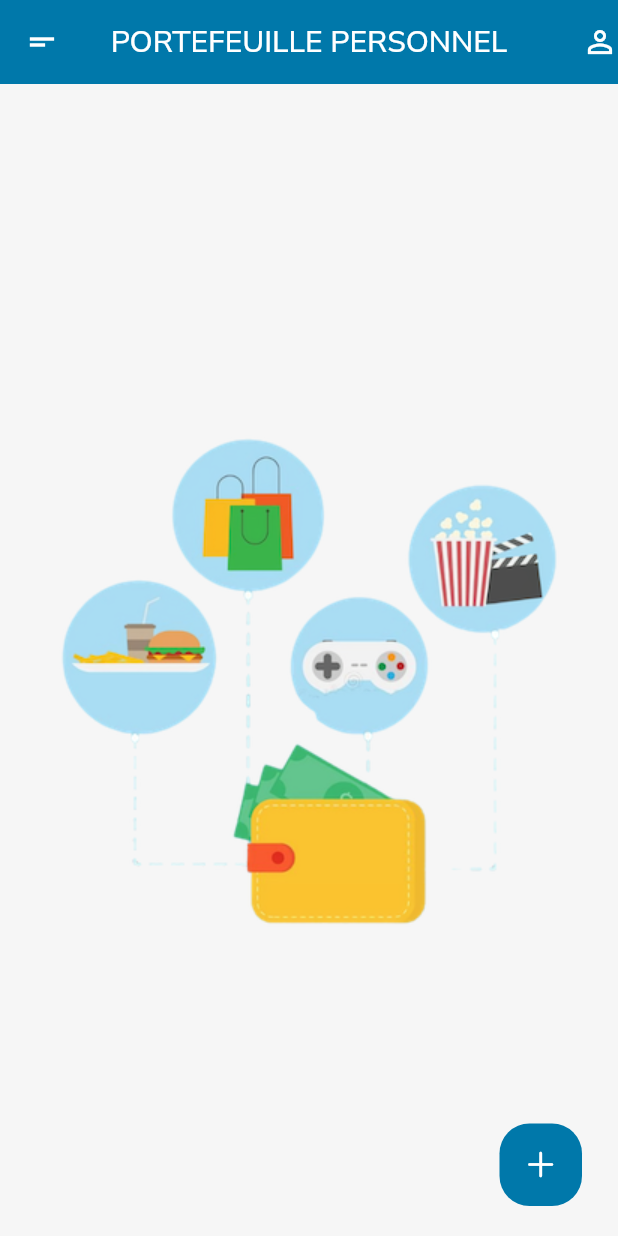
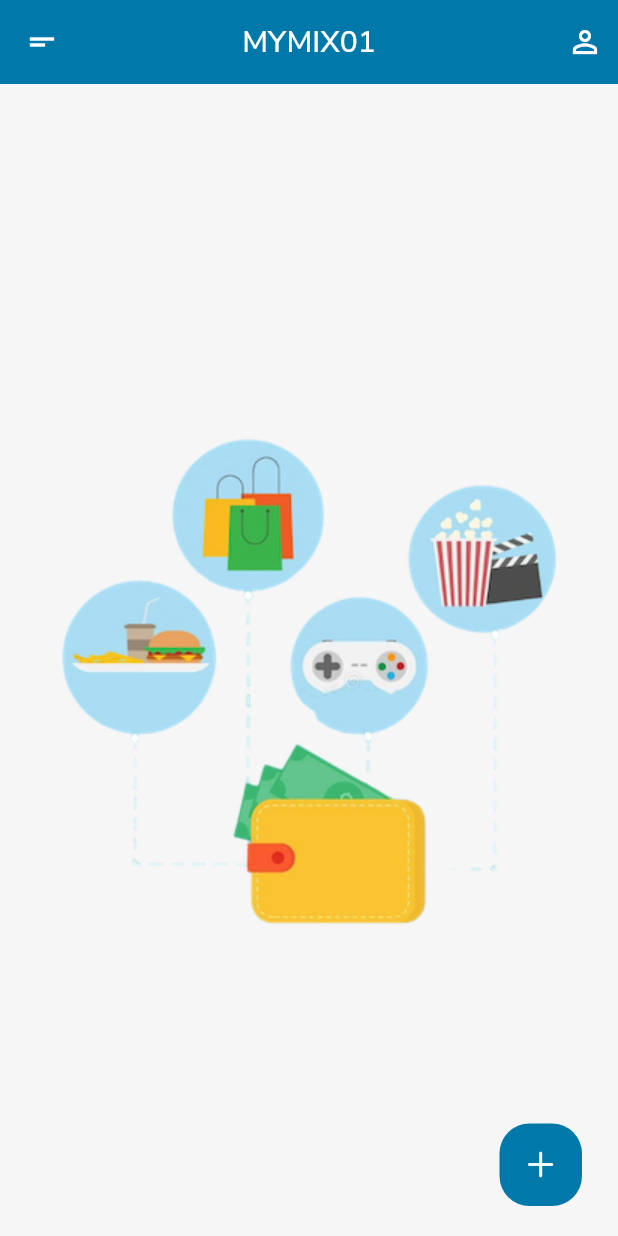
Before and after one commit to aurelienbono/Kamte, a Flutter app: the screen it shows after launch, on a phone screen of 412 x 824 dp. Run offline on Flutter 3.47's test engine with Material 2 defaults, Android fonts, the phone set to English and light mode, and no system bars; our stand-ins replace flutter_slidable, google_fonts, share_plus, sqflite; accounts and stored records are empty.

Commit message:
add padding to action icon on appbar

```diff
--- a/lib/database_helper.dart
+++ b/lib/database_helper.dart
@@ -167,10 +167,9 @@ Future<List> getTodoShare(int taskId) async{
   List<Map<String, Object?>> todoMap = await _db.rawQuery("SELECT title FROM todo WHERE taskId=$taskId");
   List _theList = [];
   for(var i  in  todoMap){
-    print(i.values);
     _theList.add(i.values.toString());
   }
-
+  print(_theList.runtimeType);
     return _theList;
 
 }
--- a/lib/screen/homepage.dart
+++ b/lib/screen/homepage.dart
@@ -29,7 +29,7 @@ class _HomePageState extends State<HomePage> {
         drawer: Drawer(),
         appBar: AppBar(
           backgroundColor: Color(0xff0078AA),
-          title: Text("PorteFeuille personnel".toUpperCase()),
+          title: Text("MyMix01".toUpperCase()),
           centerTitle: true,
           leading: Builder(
             builder: (context) => GestureDetector(
@@ -41,7 +41,10 @@ class _HomePageState extends State<HomePage> {
           ),
           actions: [
             GestureDetector(
-              child: Icon(Icons.person_outline),
+              child: Padding(
+                padding: const EdgeInsets.only(right: 10),
+                child: Icon(Icons.person_outline),
+              ),
               onTap: () async {
               },
             ),
--- a/lib/screen/taskpage.dart
+++ b/lib/screen/taskpage.dart
@@ -281,12 +281,12 @@ class _TaskPageState extends State<TaskPage> {
                   int index ;
                print(await _dbHelper.getTodoShare(_taskId!));
 
-           List valueShare =
+               List valueShare =
                await _dbHelper.getTodoShare(_taskId!);
-print(valueShare.runtimeType);
-  var _message = getMsgShare(_taskId! ,valueShare);
-  print(_message);
-                  await Share.share(_message);
+                print(valueShare.runtimeType);
+              var _message = getMsgShare(_taskId! ,valueShare);
+               print(_message);
+                    await Share.share(_message);
 
                 },
                 child: Container(
@@ -314,11 +314,11 @@ print(valueShare.runtimeType);
         var _value ='';
       for( var i in _list){
 
-       _value  = _value + ' \n' + i;
+       _value =_value + ' \n' +"[ ] "+ i;
 
   }
 
-       String message = "\t NAME APP \n\n\n  ---------------------------------------------- \n PorteFeuille NameUser-$id \n Du 20/03/2022 08:56 \n Client : 69x xxx xxx \n ---------------------------------------------- \n  $_value \n ----------------------------------------------\n Total HT 300 \n ----------------------------------------------";
+       String message = "\t MyMix01 \n\n\n  ---------------------------------------------- \n PorteFeuille NameUser-$id \n Du 20/03/2022 08:56 \n Client : 69x xxx xxx \n ---------------------------------------------- \n  $_value \n ----------------------------------------------\n Total HT 300 \n ----------------------------------------------";
        return message;
 
   }
```
